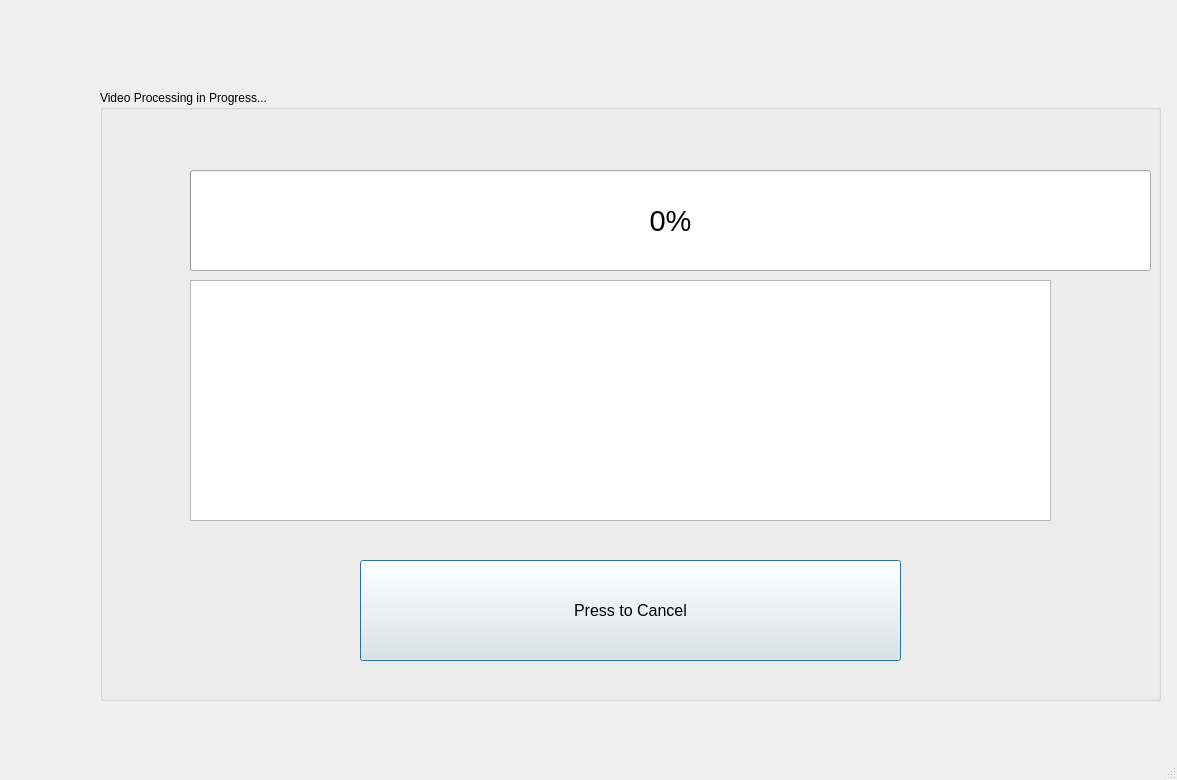
Qt form src/sat/progress_page.ui (alexandropinion/spectrum-analyzer-tool-group4) before a commit.
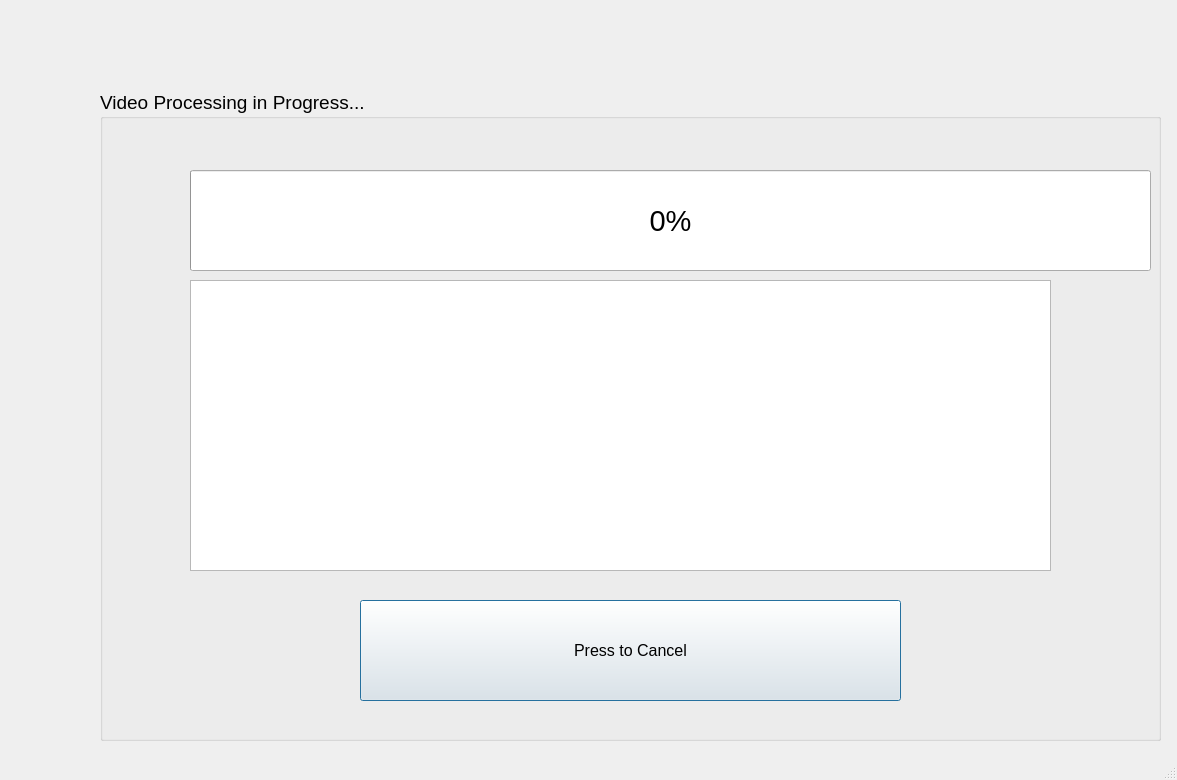
The same form after that commit.

What changed in the file:
```diff
--- a/src/sat/progress_page.ui
+++ b/src/sat/progress_page.ui
@@ -20,9 +20,14 @@
       <x>100</x>
       <y>90</y>
       <width>1061</width>
-      <height>611</height>
+      <height>651</height>
      </rect>
     </property>
+    <property name="font">
+     <font>
+      <pointsize>14</pointsize>
+     </font>
+    </property>
     <property name="title">
      <string>Video Processing in Progress...</string>
     </property>
@@ -30,7 +35,7 @@
      <property name="geometry">
       <rect>
        <x>260</x>
-       <y>470</y>
+       <y>510</y>
        <width>541</width>
        <height>101</height>
       </rect>
@@ -62,7 +67,7 @@
        <x>90</x>
        <y>190</y>
        <width>861</width>
-       <height>241</height>
+       <height>291</height>
       </rect>
      </property>
     </widget>
```
